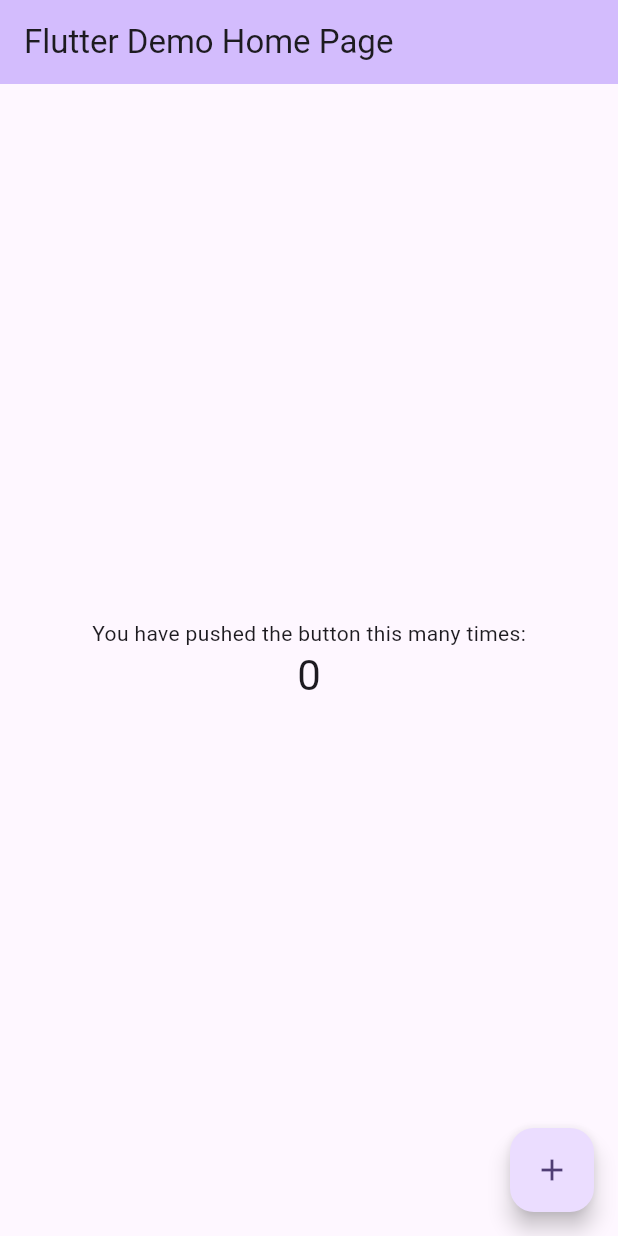
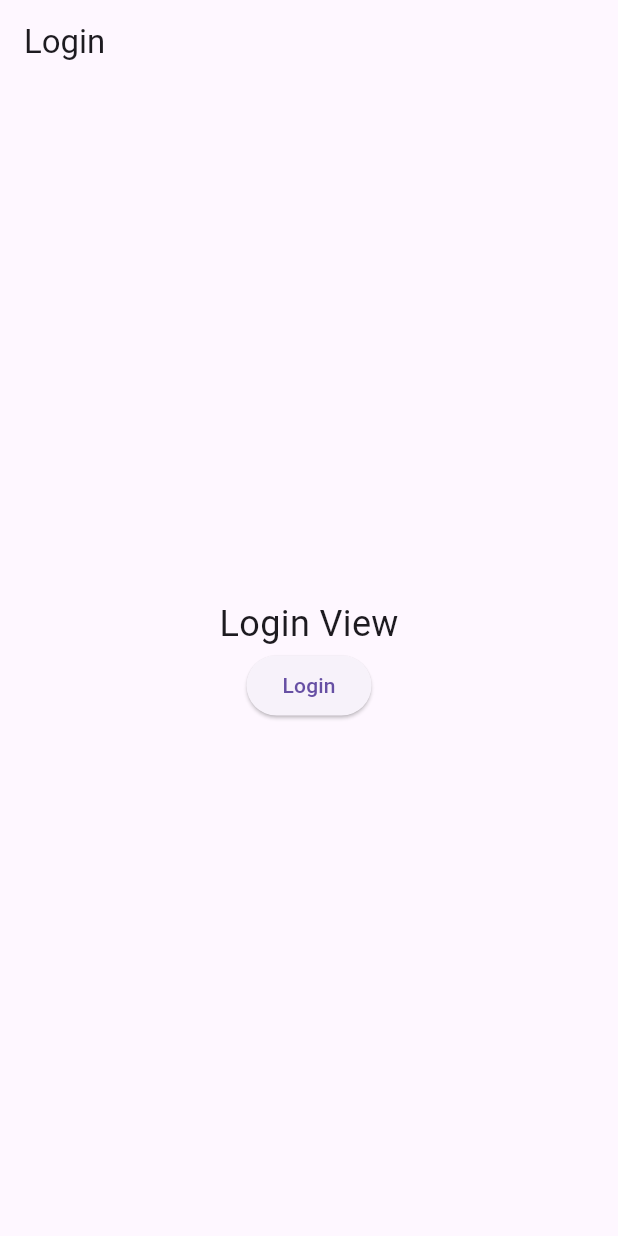
Before and after one commit to herrikurniawann/mikroNet_Passengers, a Flutter app: the screen it shows after launch, on a phone screen of 412 x 824 dp. Run offline on Flutter 3.47's test engine with Material 3 defaults, Android fonts, the phone set to English and light mode, and no system bars.

Commit message:
update feature but comming soon:v

```diff
--- a/analysis_options.yaml
+++ b/analysis_options.yaml
@@ -7,7 +7,7 @@
 
 # The following line activates a set of recommended lints for Flutter apps,
 # packages, and plugins designed to encourage good coding practices.
-include: package:flutter_lints/flutter.yaml
+# include: package:flutter_lints/flutter.yaml
 
 linter:
   # The lint rules applied to this project can be customized in the
--- a/lib/main.dart
+++ b/lib/main.dart
@@ -1,4 +1,5 @@
 import 'package:flutter/material.dart';
+import 'package:ridehailing_passenger/views/auth/login_view.dart';
 
 void main() {
   runApp(const MyApp());
@@ -7,119 +8,11 @@
 class MyApp extends StatelessWidget {
   const MyApp({super.key});
 
-  // This widget is the root of your application.
   @override
   Widget build(BuildContext context) {
     return MaterialApp(
-      title: 'Flutter Demo',
-      theme: ThemeData(
-        // This is the theme of your application.
-        //
-        // TRY THIS: Try running your application with "flutter run". You'll see
-        // the application has a purple toolbar. Then, without quitting the app,
-        // try changing the seedColor in the colorScheme below to Colors.green
-        // and then invoke "hot reload" (save your changes or press the "hot
-        // reload" button in a Flutter-supported IDE, or press "r" if you used
-        // the command line to start the app).
-        //
-        // Notice that the counter didn't reset back to zero; the application
-        // state is not lost during the reload. To reset the state, use hot
-        // restart instead.
-        //
-        // This works for code too, not just values: Most code changes can be
-        // tested with just a hot reload.
-        colorScheme: ColorScheme.fromSeed(seedColor: Colors.deepPurple),
-        useMaterial3: true,
-      ),
-      home: const MyHomePage(title: 'Flutter Demo Home Page'),
+      title: 'Passenger RideHailing',
+      home: LoginView(),
     );
   }
 }
-
-class MyHomePage extends StatefulWidget {
-  const MyHomePage({super.key, required this.title});
-
-  // This widget is the home page of your application. It is stateful, meaning
-  // that it has a State object (defined below) that contains fields that affect
-  // how it looks.
-
-  // This class is the configuration for the state. It holds the values (in this
-  // case the title) provided by the parent (in this case the App widget) and
-  // used by the build method of the State. Fields in a Widget subclass are
-  // always marked "final".
-
-  final String title;
-
-  @override
-  State<MyHomePage> createState() => _MyHomePageState();
-}
-
-class _MyHomePageState extends State<MyHomePage> {
-  int _counter = 0;
-
-  void _incrementCounter() {
-    setState(() {
-      // This call to setState tells the Flutter framework that something has
-      // changed in this State, which causes it to rerun the build method below
-      // so that the display can reflect the updated values. If we changed
-      // _counter without calling setState(), then the build method would not be
-      // called again, and so nothing would appear to happen.
-      _counter++;
-    });
-  }
-
-  @override
-  Widget build(BuildContext context) {
-    // This method is rerun every time setState is called, for instance as done
-    // by the _incrementCounter method above.
-    //
-    // The Flutter framework has been optimized to make rerunning build methods
-    // fast, so that you can just rebuild anything that needs updating rather
-    // than having to individually change instances of widgets.
-    return Scaffold(
-      appBar: AppBar(
-        // TRY THIS: Try changing the color here to a specific color (to
-        // Colors.amber, perhaps?) and trigger a hot reload to see the AppBar
-        // change color while the other colors stay the same.
-        backgroundColor: Theme.of(context).colorScheme.inversePrimary,
-        // Here we take the value from the MyHomePage object that was created by
-        // the App.build method, and use it to set our appbar title.
-        title: Text(widget.title),
-      ),
-      body: Center(
-        // Center is a layout widget. It takes a single child and positions it
-        // in the middle of the parent.
-        child: Column(
-          // Column is also a layout widget. It takes a list of children and
-          // arranges them vertically. By default, it sizes itself to fit its
-          // children horizontally, and tries to be as tall as its parent.
-          //
-          // Column has various properties to control how it sizes itself and
-          // how it positions its children. Here we use mainAxisAlignment to
-          // center the children vertically; the main axis here is the vertical
-          // axis because Columns are vertical (the cross axis would be
-          // horizontal).
-          //
-          // TRY THIS: Invoke "debug painting" (choose the "Toggle Debug Paint"
-          // action in the IDE, or press "p" in the console), to see the
-          // wireframe for each widget.
-          mainAxisAlignment: MainAxisAlignment.center,
-          children: <Widget>[
-            const Text(
-              'You have pushed the button this many times:',
-            ),
-            Text(
-              '$_counter',
-              style: Theme.of(context).textTheme.headlineMedium,
-            ),
-          ],
-        ),
-      ),
-      floatingActionButton: FloatingActionButton(
-        onPressed: _incrementCounter,
-        tooltip: 'Increment',
-        child: const Icon(Icons.add),
-      ), // This trailing comma makes auto-formatting nicer for build methods.
-    );
-  }
-}
--- /dev/null
+++ b/lib/views/auth/login_view.dart
@@ -0,0 +1,30 @@
+import 'package:flutter/material.dart';
+
+class LoginView extends StatelessWidget {
+  const LoginView({super.key});
+
+  @override
+  Widget build(BuildContext context) {
+    return Scaffold(
+      appBar: AppBar(
+        title: const Text('Login'),
+      ),
+      body: Center(
+        child: Column(
+          mainAxisAlignment: MainAxisAlignment.center,
+          children: <Widget>[
+            const Text(
+              'Login View',
+              style: TextStyle(fontSize: 24),
+            ),
+            ElevatedButton(
+              onPressed: () {
+              },
+              child: const Text('Login'),
+            ),
+          ],
+        ),
+      ),
+    );
+  }
+}
```
Also changed, not shown: lib/controllers/auth/login_services.dart (added), lib/controllers/auth/register_services.dart (added), lib/views/auth/register_view.dart (added), lib/views/main/main_view.dart (added).
